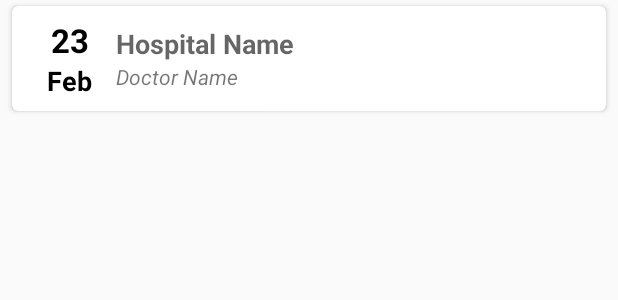
After one commit to falasenoglory/HIME, an Android app: the layout cardview_transaction.xml on its own in the app's theme, with its tools: preview values and no code run, on a phone screen of 412 x 824 dp. The commit adds this screen. Shown: the top 300 px of the screen. Run offline under Robolectric (Android 15) with nearby library versions, the phone set to English and light mode, and no system bars.

Commit message:
Added Cardview for Transaction

```diff
--- a/app/build.gradle
+++ b/app/build.gradle
@@ -26,6 +26,7 @@ dependencies {
     compile 'com.android.support:design:23.1.1'
     compile 'com.parse.bolts:bolts-android:1.+'
     compile 'com.parse:parse-android:1.+'
+    compile 'com.android.support:cardview-v7:23.1.1'
     compile 'com.android.support:support-v4:23.1.1'
     compile 'com.android.support:recyclerview-v7:23.1.1'
 }
--- a/app/src/main/res/layout/activity_home.xml
+++ b/app/src/main/res/layout/activity_home.xml
@@ -7,6 +7,12 @@
     android:layout_height="match_parent"
     android:fitsSystemWindows="true"
     tools:openDrawer="start">
+
+
+    <FrameLayout
+        android:id="@+id/content_frame"
+        android:layout_width="match_parent"
+        android:layout_height="match_parent" />
 
     <include
         layout="@layout/app_bar_home"
--- /dev/null
+++ b/app/src/main/res/layout/cardview_transaction.xml
@@ -0,0 +1,72 @@
+<?xml version="1.0" encoding="utf-8"?>
+<android.support.v7.widget.CardView xmlns:android="http://schemas.android.com/apk/res/android"
+    xmlns:card="http://schemas.android.com/apk/res-auto"
+    xmlns:tools="http://schemas.android.com/tools"
+    android:id="@+id/cardView"
+    android:minHeight="?android:attr/listPreferredItemHeight"
+    android:layout_width="match_parent"
+    android:layout_height="wrap_content"
+    android:layout_marginBottom="4dp"
+    android:layout_marginLeft="8dp"
+    android:layout_marginRight="8dp"
+    android:layout_marginTop="4dp"
+    card:cardCornerRadius="4dp">
+
+    <LinearLayout
+        android:layout_width="match_parent"
+        android:layout_height="wrap_content"
+        android:gravity="center_vertical"
+        android:orientation="horizontal"
+        android:padding="8dp">
+
+        <LinearLayout
+            android:layout_width="wrap_content"
+            android:layout_height="wrap_content"
+            android:layout_weight="1"
+            android:gravity="center"
+            android:orientation="vertical">
+
+            <TextView
+                android:id="@+id/day"
+                android:layout_width="wrap_content"
+                android:layout_height="wrap_content"
+                android:textAppearance="?android:attr/textAppearanceLarge"
+                android:gravity="center"
+                android:textStyle="bold"
+                android:textColor="@color/black"
+                tools:text="@string/temp_day" />
+
+            <TextView
+                android:id="@+id/month"
+                android:gravity="center"
+                android:layout_width="wrap_content"
+                android:layout_height="wrap_content"
+                android:textColor="@color/black"
+                android:textAppearance="?android:attr/textAppearanceMedium"
+                android:textStyle="bold"
+                tools:text="@string/temp_month" />
+        </LinearLayout>
+
+        <LinearLayout
+            android:layout_width="0dp"
+            android:layout_height="wrap_content"
+            android:layout_weight="10"
+            android:orientation="vertical">
+
+            <TextView
+                android:id="@+id/hospitalName"
+                android:layout_width="match_parent"
+                android:layout_height="wrap_content"
+                android:textAppearance="?android:attr/textAppearanceMedium"
+                android:textStyle="bold"
+                tools:text="@string/hospital_name" />
+
+            <TextView
+                android:id="@+id/doctorName"
+                android:layout_width="match_parent"
+                android:layout_height="wrap_content"
+                android:textStyle="italic"
+                tools:text="@string/doctor_name" />
+        </LinearLayout>
+    </LinearLayout>
+</android.support.v7.widget.CardView>
--- a/app/src/main/res/layout/content_home.xml
+++ b/app/src/main/res/layout/content_home.xml
@@ -12,8 +12,4 @@
     tools:context="com.jimbofer.hime.HomeActivity"
     tools:showIn="@layout/app_bar_home">
 
-    <TextView
-        android:layout_width="wrap_content"
-        android:layout_height="wrap_content"
-        android:text="Hello World!" />
 </RelativeLayout>
--- a/app/src/main/res/layout/content_splash_screen.xml
+++ b/app/src/main/res/layout/content_splash_screen.xml
@@ -20,5 +20,5 @@
         android:id="@+id/imageView2"
         android:layout_centerVertical="true"
         android:layout_centerHorizontal="true"
-        android:background="@drawable/logosmall" />
+        android:background="@drawable/logo_small" />
 </RelativeLayout>
--- a/app/src/main/res/values/colors.xml
+++ b/app/src/main/res/values/colors.xml
@@ -4,6 +4,7 @@
     <color name="colorPrimaryDark">#689F38</color>
     <color name="colorAccent">#8BC34A</color>
     <color name="colorLightPrimaryDark">#F0F4C3</color>
+    <color name="black">#000</color>
 
 
 </resources>
--- a/app/src/main/res/values/strings.xml
+++ b/app/src/main/res/values/strings.xml
@@ -18,4 +18,8 @@
     <string name="Login">Login</string>
     <string name="title_medicalhistory_list">Medical Histories</string>
     <string name="title_medicalhistory_detail">Medical History Detail</string>
+    <string name="hospital_name">Hospital Name</string>
+    <string name="doctor_name">Doctor Name</string>
+    <string name="temp_day">23</string>
+    <string name="temp_month">Feb</string>
 </resources>
```
Also changed, not shown: app/src/main/java/com/jimbofer/hime/HomeActivity.java (+10 -2 lines), app/src/main/java/com/jimbofer/hime/TransactionFragment.java (added, +34 -0 lines), app/src/main/res/layout/patient_transaction_fragment.xml (added, +19 -0 lines), app/gradle/wrapper/gradle-wrapper.properties (added), app/src/main/res/drawable/logo_small.png (renamed from app/src/main/res/drawable/logoSmall.png), 4 other files.
